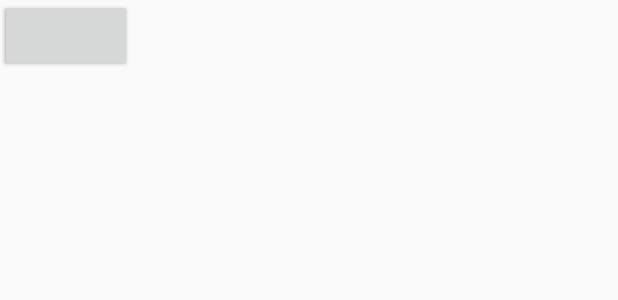
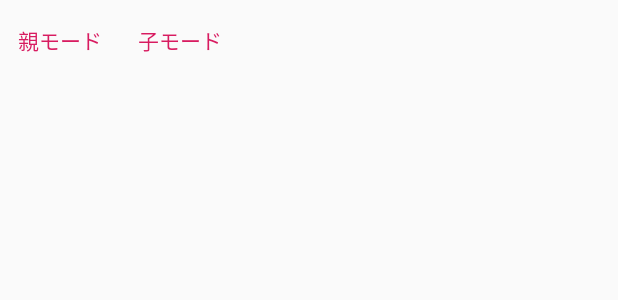
Before and after one commit to AsazuTaiga/Kuawase, an Android app: the layout mode_choice_fragment.xml on its own in the app's theme, with its tools: preview values and no code run, on a phone screen of 412 x 824 dp. Shown: the top 300 px of the screen. Run offline under Robolectric (Android 15) with nearby library versions, the phone set to English and light mode, and no system bars.

Commit message:
Modify Activity, Fragment and layout files a little.

```diff
--- a/presentation/src/main/java/com/kuawase/kuawase/activity/MainActivity.java
+++ b/presentation/src/main/java/com/kuawase/kuawase/activity/MainActivity.java
@@ -20,7 +20,7 @@ public class MainActivity extends AppCompatActivity {
         setContentView(R.layout.activity_main);
 
         ModeChoiceFragment modeChoiceFragment = ModeChoiceFragment.newInstance();
-        launchFragment(modeChoiceFragment);
+        getSupportFragmentManager().beginTransaction().add(R.id.container, modeChoiceFragment).commit();
     }
 
     @Override
@@ -36,6 +36,6 @@ public class MainActivity extends AppCompatActivity {
         getSupportFragmentManager()
                 .beginTransaction()
                 .addToBackStack(null)
-                .replace(R.id.container_view, fragment).commit();
+                .replace(R.id.container, fragment).commit();
     }
 }
--- a/presentation/src/main/res/layout/mode_choice_fragment.xml
+++ b/presentation/src/main/res/layout/mode_choice_fragment.xml
@@ -1,5 +1,5 @@
 <?xml version="1.0" encoding="utf-8"?>
-<FrameLayout xmlns:android="http://schemas.android.com/apk/res/android"
+<LinearLayout xmlns:android="http://schemas.android.com/apk/res/android"
     xmlns:tools="http://schemas.android.com/tools"
     android:layout_width="match_parent"
     android:layout_height="match_parent"
@@ -8,11 +8,15 @@
     <Button
         android:id="@+id/parent_button"
         android:layout_width="wrap_content"
-        android:layout_height="wrap_content" />
+        android:layout_height="wrap_content"
+        android:text="親モード"
+        style="?buttonBarButtonStyle"/>
 
     <Button
         android:id="@+id/child_button"
         android:layout_width="wrap_content"
-        android:layout_height="wrap_content" />
+        android:layout_height="wrap_content"
+        android:text="子モード"
+        style="?buttonBarButtonStyle"/>
 
-</FrameLayout>
+</LinearLayout>
```
Also changed, not shown: presentation/src/main/AndroidManifest.xml (+6 -1 lines), presentation/src/main/res/layout/activity_main.xml (+4 -10 lines), presentation/src/main/res/layout/parent_func_choice_fragment.xml (deleted, +0 -13 lines).
